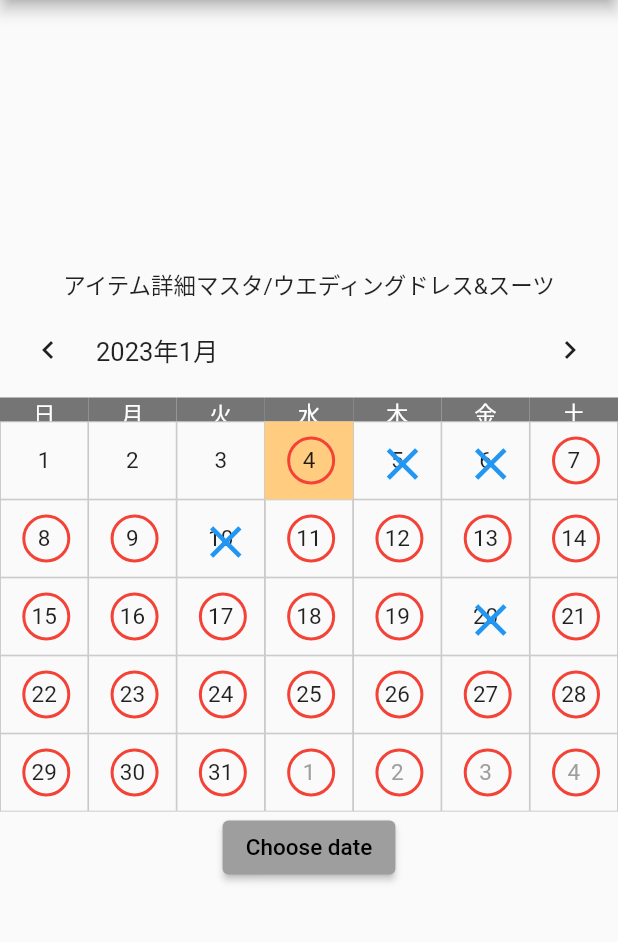
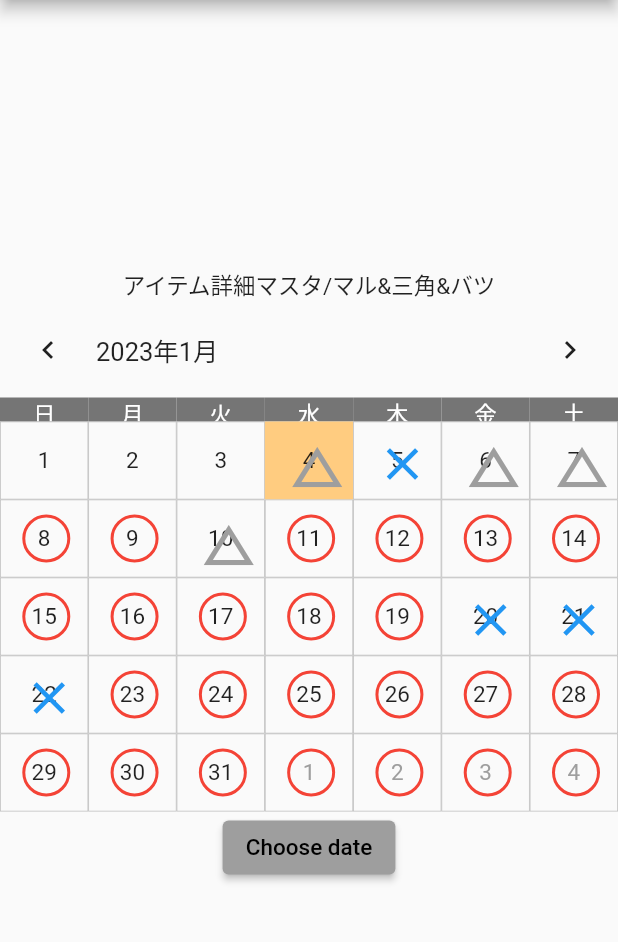
Before and after one commit to harooon-511/Calenders, a Flutter app: the TableCalenderPage screen opened by its route, on a phone screen of 412 x 824 dp, the part 84-1026 px from its top. Run offline on Flutter 3.47's test engine with Material 2 defaults, Android fonts, the phone set to English and light mode, and no system bars; drawn by our look-alikes of table_calendar; our stand-ins replace flutter_riverpod, go_router.

```diff
--- a/lib/pages/table_calender.dart
+++ b/lib/pages/table_calender.dart
@@ -19,8 +19,8 @@ class TableCalenderPage extends ConsumerWidget {
     // (フィルタリングはrepositoryで行う)
     var _eventsList = ref.watch(eventsListProvider).eventsList;
 
-    List weddingDress = ref.read(eventsListProvider).weddingDress;
-    List suits = ref.read(eventsListProvider).suits;
+    List cross = ref.read(eventsListProvider).cross;
+    List triangle = ref.read(eventsListProvider).triangle;
 
     // String→DateTime変換
     final _dateFormatter = DateFormat('y-M-d');
@@ -35,13 +35,13 @@ class TableCalenderPage extends ConsumerWidget {
       return result!;
     }
 
-    for (var i = 0; i < weddingDress.length; i++) {
-      final element = getDatetime(weddingDress[i]);
-      ref.watch(eventsListProvider).eventsList[element] = ['試着'];
+    for (var i = 0; i < triangle.length; i++) {
+      final element = getDatetime(triangle[i]);
+      ref.watch(eventsListProvider).eventsList[element] = ['triangle'];
     }
-    for (var i = 0; i < suits.length; i++) {
-      final element = getDatetime(suits[i]);
-      ref.watch(eventsListProvider).eventsList[element] = ['試着'];
+    for (var i = 0; i < cross.length; i++) {
+      final element = getDatetime(cross[i]);
+      ref.watch(eventsListProvider).eventsList[element] = ['cross'];
     }
 
     // DateTime型から20210930の8桁のint型へ変換
@@ -66,7 +66,7 @@ class TableCalenderPage extends ConsumerWidget {
         child: Column(
           mainAxisAlignment: MainAxisAlignment.center,
           children: <Widget>[
-            const Text('アイテム詳細マスタ/ウエディングドレス&スーツ'),
+            const Text('アイテム詳細マスタ/マル&三角&バツ'),
             TableCalendar(
               locale: 'ja_JP',
               firstDay: DateTime.utc(2010, 10, 16),
@@ -79,20 +79,31 @@ class TableCalenderPage extends ConsumerWidget {
               calendarBuilders: CalendarBuilders(
                 markerBuilder: (context, date, events) {
                   if (events.isNotEmpty) {
+                    if (events[0] == 'cross') {
                       if (date.isAfter(DateTime.now()) ||
                           // 日付のみの比較
                           date.difference(DateTime.now()).inDays == 0 &&
                               DateTime.now().day == DateTime.now().day) {
-                      return _buildEventsMarker(date, events);
+                        return _buildBookedMarker(date, events);
                       } else {
                         return const Text(' ');
+                      }
+                    } else if (events[0] == 'triangle') {
+                      if (date.isAfter(DateTime.now()) ||
+                          // 日付のみの比較
+                          date.difference(DateTime.now()).inDays == 0 &&
+                              DateTime.now().day == DateTime.now().day) {
+                        return _buildDifferentSizeMarker(date, events);
+                      } else {
+                        return const Text(' ');
+                      }
                     }
                   } else if (events.isEmpty) {
                     if (date.isAfter(DateTime.now()) ||
                         // 日付のみの比較
                         date.difference(DateTime.now()).inDays == 0 &&
                             DateTime.now().day == DateTime.now().day) {
-                      return _buildNonEventsMarker(date, events);
+                      return _buildAvairableMarker(date, events);
                     } else {
                       return const Text(' ');
                     }
@@ -146,7 +157,7 @@ class TableCalenderPage extends ConsumerWidget {
   }
 }
 
-Widget _buildEventsMarker(DateTime date, List events) {
+Widget _buildBookedMarker(DateTime date, List events) {
   return Positioned(
     right: 12,
     bottom: 10,
@@ -164,7 +175,7 @@ Widget _buildEventsMarker(DateTime date, List events) {
   );
 }
 
-Widget _buildNonEventsMarker(DateTime date, List events) {
+Widget _buildAvairableMarker(DateTime date, List events) {
   return Positioned(
     right: 12,
     bottom: 10,
@@ -183,5 +194,31 @@ Widget _buildNonEventsMarker(DateTime date, List events) {
   );
 }
 
-// のせたい機能:
-// 予約可能状況は3ヶ月先までしか見れない機能
+Widget _buildDifferentSizeMarker(DateTime date, List events) {
+  return Positioned(
+    right: 12,
+    bottom: 10,
+    child: Container(
+      width: 32.0,
+      height: 32.0,
+      child: const Center(
+        child: Icon(
+          Icons.change_history,
+          color: Colors.grey,
+          size: 40.0,
+        ),
+      ),
+    ),
+  );
+}
+
+Widget Reputation(DateTime date, Widget widget) {
+  if (date.isAfter(DateTime.now()) ||
+      // 日付のみの比較
+      date.difference(DateTime.now()).inDays == 0 &&
+          DateTime.now().day == DateTime.now().day) {
+    return widget;
+  } else {
+    return const Text(' ');
+  }
+}
```
Also changed, not shown: lib/provider/table_calender.dart (+9 -7 lines). Lines whose indentation alone changed are shown as unchanged.
